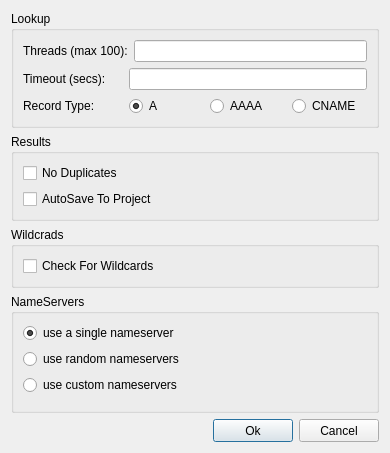
First picture: the form in sub3suite/src/Dialogs/ActiveConfigDialog.ui, repository 3nock/OTE, before the edit.
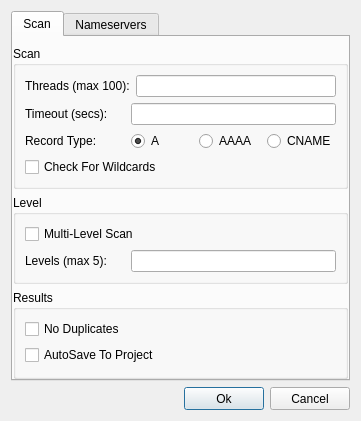
Second picture: the form after the edit. Custom widgets are drawn as their Qt base class.

```diff
--- a/sub3suite/src/Dialogs/ActiveConfigDialog.ui
+++ b/sub3suite/src/Dialogs/ActiveConfigDialog.ui
@@ -6,30 +6,49 @@
    <rect>
     <x>0</x>
     <y>0</y>
-    <width>390</width>
-    <height>410</height>
+    <width>361</width>
+    <height>399</height>
    </rect>
   </property>
   <property name="sizePolicy">
-   <sizepolicy hsizetype="Preferred" vsizetype="Expanding">
+   <sizepolicy hsizetype="Preferred" vsizetype="Preferred">
     <horstretch>0</horstretch>
     <verstretch>0</verstretch>
    </sizepolicy>
   </property>
   <property name="minimumSize">
    <size>
-    <width>390</width>
+    <width>0</width>
     <height>0</height>
    </size>
   </property>
   <property name="windowTitle">
    <string>Scan Configuration</string>
   </property>
-  <layout class="QVBoxLayout" name="verticalLayout_4">
+  <layout class="QVBoxLayout" name="verticalLayout_6">
+   <item>
+    <widget class="QTabWidget" name="tabWidget">
+     <property name="currentIndex">
+      <number>0</number>
+     </property>
+     <widget class="QWidget" name="tabScan">
+      <attribute name="title">
+       <string>Scan</string>
+      </attribute>
+      <layout class="QVBoxLayout" name="verticalLayout_7">
+       <property name="leftMargin">
+        <number>0</number>
+       </property>
+       <property name="rightMargin">
+        <number>0</number>
+       </property>
+       <property name="bottomMargin">
+        <number>0</number>
+       </property>
    <item>
     <widget class="QGroupBox" name="groupBoxLookup">
      <property name="title">
-      <string>Lookup</string>
+          <string>Scan</string>
      </property>
      <layout class="QVBoxLayout" name="verticalLayout_3">
       <item>
@@ -113,6 +132,49 @@
         </item>
        </layout>
       </item>
+          <item>
+           <widget class="QCheckBox" name="checkBoxWildcards">
+            <property name="text">
+             <string>Check For Wildcards</string>
+            </property>
+           </widget>
+          </item>
+         </layout>
+        </widget>
+       </item>
+       <item>
+        <widget class="QGroupBox" name="groupBox_2">
+         <property name="title">
+          <string>Level</string>
+         </property>
+         <layout class="QVBoxLayout" name="verticalLayout_2">
+          <item>
+           <widget class="QCheckBox" name="checkBoxLevel">
+            <property name="text">
+             <string>Multi-Level Scan</string>
+            </property>
+           </widget>
+          </item>
+          <item>
+           <layout class="QHBoxLayout" name="horizontalLayout_5">
+            <item>
+             <widget class="QLabel" name="label_4">
+              <property name="minimumSize">
+               <size>
+                <width>100</width>
+                <height>0</height>
+               </size>
+              </property>
+              <property name="text">
+               <string>Levels (max 5):</string>
+              </property>
+             </widget>
+            </item>
+            <item>
+             <widget class="QLineEdit" name="lineEditLevels"/>
+            </item>
+           </layout>
+          </item>
      </layout>
     </widget>
    </item>
@@ -139,50 +201,74 @@
      </layout>
     </widget>
    </item>
-   <item>
-    <widget class="QGroupBox" name="groupBoxWildcard">
-     <property name="title">
-      <string>Wildcrads</string>
-     </property>
-     <layout class="QVBoxLayout" name="verticalLayout_2">
-      <item>
-       <widget class="QCheckBox" name="checkBoxWildcards">
-        <property name="text">
-         <string>Check For Wildcards</string>
-        </property>
-       </widget>
-      </item>
-     </layout>
-    </widget>
-   </item>
+      </layout>
+     </widget>
+     <widget class="QWidget" name="tabNameservers">
+      <attribute name="title">
+       <string>Nameservers</string>
+      </attribute>
+      <layout class="QVBoxLayout" name="verticalLayout_8">
+       <property name="leftMargin">
+        <number>0</number>
+       </property>
+       <property name="topMargin">
+        <number>4</number>
+       </property>
+       <property name="rightMargin">
+        <number>0</number>
+       </property>
+       <property name="bottomMargin">
+        <number>0</number>
+       </property>
    <item>
-    <widget class="QGroupBox" name="groupBoxNameserver">
+        <widget class="QGroupBox" name="groupBox_4">
      <property name="title">
-      <string>NameServers</string>
-     </property>
-     <layout class="QVBoxLayout" name="verticalLayout">
+          <string>Default</string>
+         </property>
+         <layout class="QVBoxLayout" name="verticalLayout_4">
       <item>
        <widget class="QRadioButton" name="radioButtonSingleNameserver">
         <property name="text">
-         <string>use a single nameserver</string>
+             <string>Single Nameserver</string>
         </property>
         <property name="checked">
          <bool>true</bool>
         </property>
-       </widget>
-      </item>
+            <attribute name="buttonGroup">
+             <string notr="true">buttonGroup</string>
+            </attribute>
+           </widget>
+          </item>
+          <item>
+           <widget class="QComboBox" name="comboBoxSingleNameserver"/>
+          </item>
       <item>
        <widget class="QRadioButton" name="radioButtonRandomNameservers">
         <property name="text">
-         <string>use random nameservers</string>
-        </property>
-       </widget>
-      </item>
+             <string>Random Nameservers</string>
+            </property>
+            <attribute name="buttonGroup">
+             <string notr="true">buttonGroup</string>
+            </attribute>
+           </widget>
+          </item>
+         </layout>
+        </widget>
+       </item>
+       <item>
+        <widget class="QGroupBox" name="groupBox_3">
+         <property name="title">
+          <string>Custom</string>
+         </property>
+         <layout class="QVBoxLayout" name="verticalLayout">
       <item>
        <widget class="QRadioButton" name="radioButtonCustomNameservers">
         <property name="text">
-         <string>use custom nameservers</string>
-        </property>
+             <string>Custom Nameservers</string>
+            </property>
+            <attribute name="buttonGroup">
+             <string notr="true">buttonGroup</string>
+            </attribute>
        </widget>
       </item>
       <item>
@@ -198,6 +284,10 @@
      </layout>
     </widget>
    </item>
+      </layout>
+     </widget>
+    </widget>
+   </item>
    <item>
     <layout class="QHBoxLayout" name="horizontalLayout_4">
      <item>
```
Left out of the diff: 7 changed lines with no effect on the pictures. Lines whose indentation alone changed are shown as unchanged.
